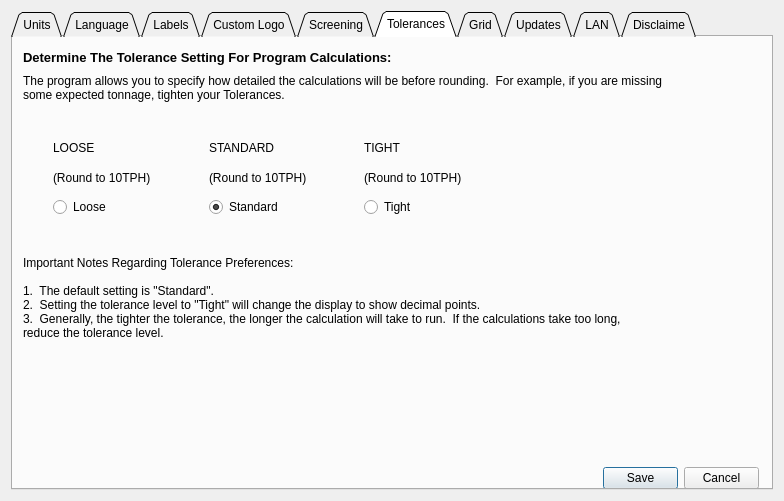
Before: the Qt Designer form userpreferences.ui in kunalgavhane12/AggFlow, drawn with Qt 5.
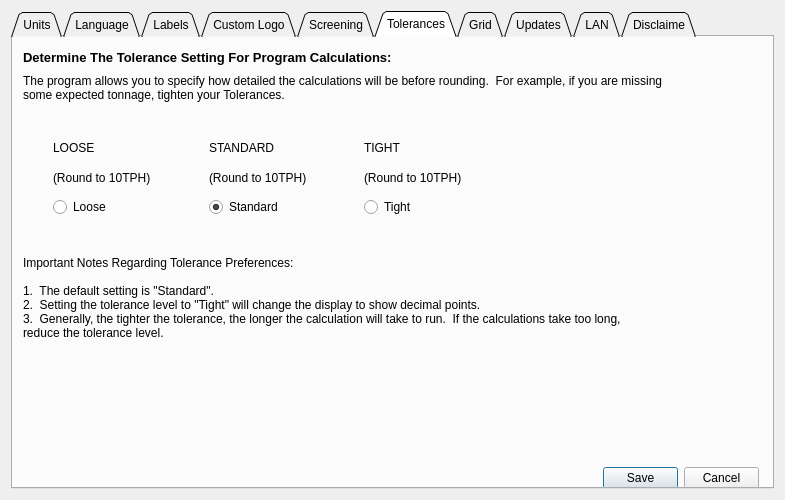
After: the same form once the commit is applied. The open tabs and pages were chosen to show the change. Icons and pictures are not drawn.

```diff
--- a/userpreferences.ui
+++ b/userpreferences.ui
@@ -6,10 +6,28 @@
    <rect>
     <x>0</x>
     <y>0</y>
-    <width>784</width>
-    <height>501</height>
+    <width>785</width>
+    <height>500</height>
    </rect>
   </property>
+  <property name="sizePolicy">
+   <sizepolicy hsizetype="Fixed" vsizetype="Fixed">
+    <horstretch>0</horstretch>
+    <verstretch>0</verstretch>
+   </sizepolicy>
+  </property>
+  <property name="minimumSize">
+   <size>
+    <width>785</width>
+    <height>500</height>
+   </size>
+  </property>
+  <property name="maximumSize">
+   <size>
+    <width>785</width>
+    <height>500</height>
+   </size>
+  </property>
   <property name="windowTitle">
    <string>User Preferences</string>
   </property>
@@ -1693,7 +1711,7 @@
         <set>QDialogButtonBox::Cancel|QDialogButtonBox::Save</set>
        </property>
       </widget>
-      <widget class="QWidget" name="">
+      <widget class="QWidget" name="layoutWidget">
        <property name="geometry">
         <rect>
          <x>40</x>
@@ -1726,7 +1744,7 @@
         </item>
        </layout>
       </widget>
-      <widget class="QWidget" name="">
+      <widget class="QWidget" name="layoutWidget">
        <property name="geometry">
         <rect>
          <x>40</x>
@@ -1759,7 +1777,7 @@
         </item>
        </layout>
       </widget>
-      <widget class="QWidget" name="">
+      <widget class="QWidget" name="layoutWidget">
        <property name="geometry">
         <rect>
          <x>40</x>
```
Left out of the diff: 8 changed lines with no effect on the pictures.
